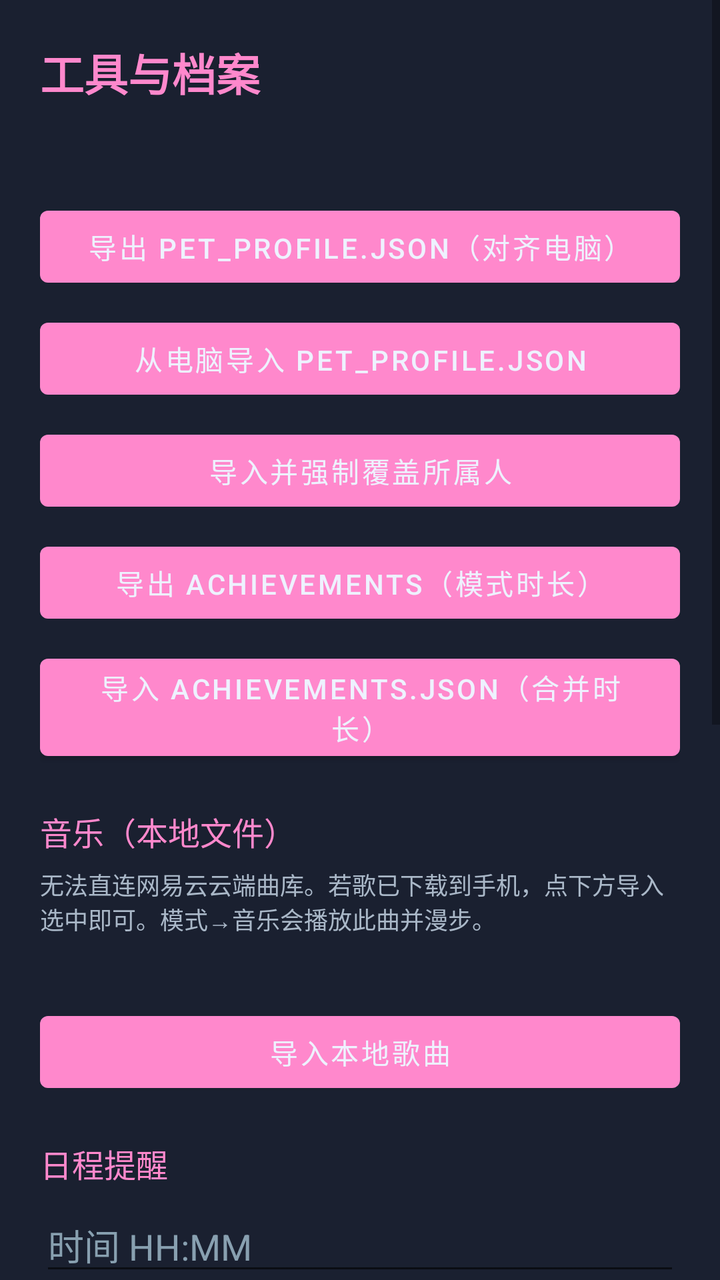
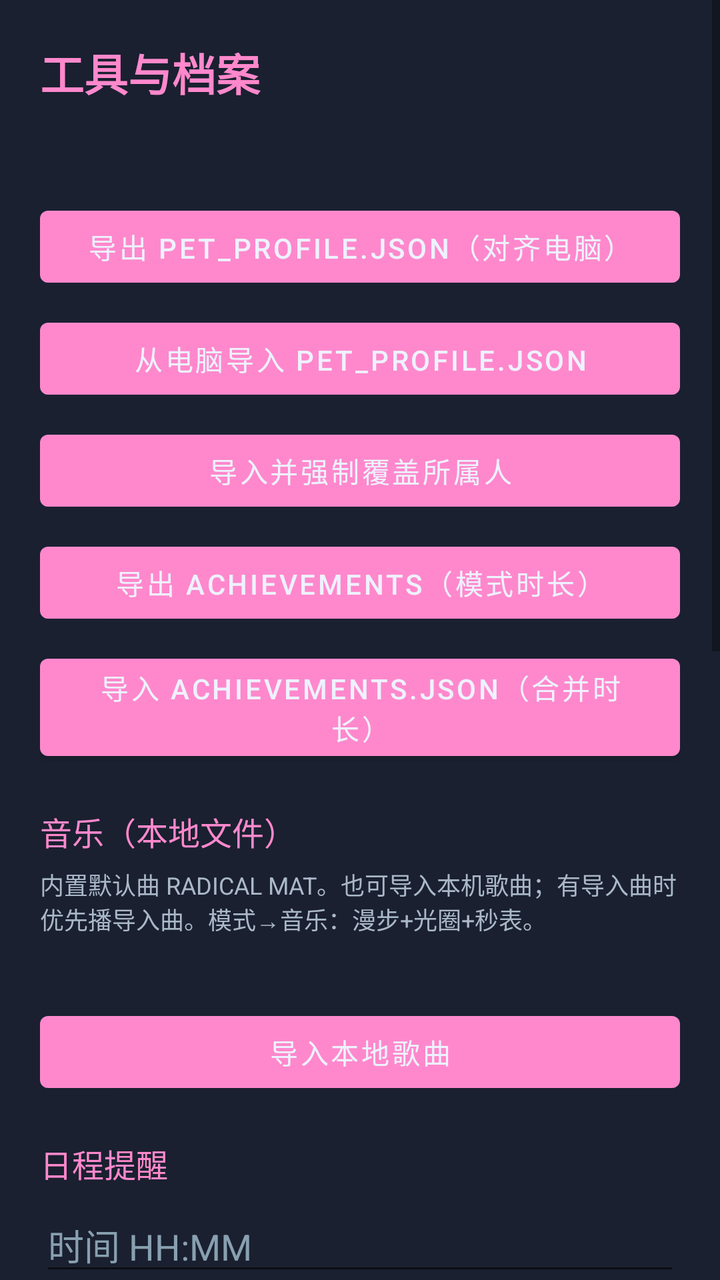

An Android layout rendered at two revisions. The XML below is the earlier revision; the diff shows what the commit changed to produce the second picture.
<!-- AndroidManifest.xml: application theme Theme.VpetMobile -->
<!-- res/layout/activity_tools.xml -->
<?xml version="1.0" encoding="utf-8"?>
<ScrollView xmlns:android="http://schemas.android.com/apk/res/android"
    android:layout_width="match_parent"
    android:layout_height="match_parent"
    android:background="@color/bg_dark"
    android:fillViewport="true">

    <LinearLayout
        android:layout_width="match_parent"
        android:layout_height="wrap_content"
        android:orientation="vertical"
        android:padding="20dp">

        <TextView
            android:layout_width="match_parent"
            android:layout_height="wrap_content"
            android:text="工具与档案"
            android:textColor="@color/accent_pink"
            android:textSize="22sp"
            android:textStyle="bold"
            android:layout_marginBottom="12dp" />

        <TextView
            android:id="@+id/profileSummary"
            android:layout_width="match_parent"
            android:layout_height="wrap_content"
            android:textColor="@color/text_main"
            android:textSize="14sp"
            android:layout_marginBottom="16dp" />

        <Button
            android:id="@+id/btnExportProfile"
            android:layout_width="match_parent"
            android:layout_height="wrap_content"
            android:text="导出 pet_profile.json（对齐电脑）"
            android:layout_marginBottom="8dp" />

        <Button
            android:id="@+id/btnImportProfile"
            android:layout_width="match_parent"
            android:layout_height="wrap_content"
            android:text="从电脑导入 pet_profile.json"
            android:layout_marginBottom="8dp" />

        <Button
            android:id="@+id/btnForceOwner"
            android:layout_width="match_parent"
            android:layout_height="wrap_content"
            android:text="导入并强制覆盖所属人"
            android:layout_marginBottom="8dp" />

        <Button
            android:id="@+id/btnExportAch"
            android:layout_width="match_parent"
            android:layout_height="wrap_content"
            android:text="导出 achievements（模式时长）"
            android:layout_marginBottom="8dp" />

        <Button
            android:id="@+id/btnImportAch"
            android:layout_width="match_parent"
            android:layout_height="wrap_content"
            android:text="导入 achievements.json（合并时长）"
            android:layout_marginBottom="20dp" />

        <TextView
            android:layout_width="match_parent"
            android:layout_height="wrap_content"
            android:text="音乐（本地文件）"
            android:textColor="@color/accent_pink"
            android:textSize="16sp"
            android:layout_marginBottom="6dp" />

        <TextView
            android:layout_width="match_parent"
            android:layout_height="wrap_content"
            android:text="无法直连网易云云端曲库。若歌已下载到手机，点下方导入选中即可。模式→音乐会播放此曲并漫步。"
            android:textColor="#AAB8C8"
            android:textSize="12sp"
            android:layout_marginBottom="8dp" />

        <TextView
            android:id="@+id/musicLabel"
            android:layout_width="match_parent"
            android:layout_height="wrap_content"
            android:textColor="@color/text_main"
            android:textSize="13sp"
            android:layout_marginBottom="8dp" />

        <Button
            android:id="@+id/btnPickMusic"
            android:layout_width="match_parent"
            android:layout_height="wrap_content"
            android:text="导入本地歌曲"
            android:layout_marginBottom="20dp" />

        <TextView
            android:layout_width="match_parent"
            android:layout_height="wrap_content"
            android:text="日程提醒"
            android:textColor="@color/accent_pink"
            android:textSize="16sp"
            android:layout_marginBottom="6dp" />

        <EditText
            android:id="@+id/scheduleTime"
            android:layout_width="match_parent"
            android:layout_height="wrap_content"
            android:hint="时间 HH:MM"
            android:inputType="time"
            android:textColor="@color/text_main"
            android:textColorHint="#88A0B0" />

        <EditText
            android:id="@+id/scheduleText"
            android:layout_width="match_parent"
            android:layout_height="wrap_content"
            android:hint="提醒内容"
            android:textColor="@color/text_main"
            android:textColorHint="#88A0B0" />

        <Button
            android:id="@+id/btnAddSchedule"
            android:layout_width="match_parent"
            android:layout_height="wrap_content"
            android:text="添加日程"
            android:layout_marginBottom="8dp" />

        <TextView
            android:id="@+id/scheduleList"
            android:layout_width="match_parent"
            android:layout_height="wrap_content"
            android:textColor="@color/text_main"
            android:textSize="13sp"
            android:layout_marginBottom="20dp" />

        <TextView
            android:layout_width="match_parent"
            android:layout_height="wrap_content"
            android:text="生日祝福"
            android:textColor="@color/accent_pink"
            android:textSize="16sp"
            android:layout_marginBottom="6dp" />

        <EditText
            android:id="@+id/blessMonth"
            android:layout_width="match_parent"
            android:layout_height="wrap_content"
            android:hint="所属人生日·月 (1-12)"
            android:inputType="number"
            android:textColor="@color/text_main"
            android:textColorHint="#88A0B0" />

        <EditText
            android:id="@+id/blessDay"
            android:layout_width="match_parent"
            android:layout_height="wrap_content"
            android:hint="所属人生日·日 (1-31)"
            android:inputType="number"
            android:textColor="@color/text_main"
            android:textColorHint="#88A0B0" />

        <EditText
            android:id="@+id/blessMsg"
            android:layout_width="match_parent"
            android:layout_height="wrap_content"
            android:hint="祝福语"
            android:textColor="@color/text_main"
            android:textColorHint="#88A0B0" />

        <Button
            android:id="@+id/btnSaveBless"
            android:layout_width="match_parent"
            android:layout_height="wrap_content"
            android:text="保存所属人生日"
            android:layout_marginBottom="8dp" />

        <EditText
            android:id="@+id/giftText"
            android:layout_width="match_parent"
            android:layout_height="wrap_content"
            android:hint="赠予苍叶的礼物名（4/22 触发）"
            android:textColor="@color/text_main"
            android:textColorHint="#88A0B0" />

        <Button
            android:id="@+id/btnSaveGift"
            android:layout_width="match_parent"
            android:layout_height="wrap_content"
            android:text="保存生日礼物"
            android:layout_marginBottom="24dp" />
    </LinearLayout>
</ScrollView>
<!-- resources referenced by this layout -->
<resources>
  <color name="accent_pink">#FFFF88CC</color>
  <color name="bg_dark">#FF1A2030</color>
  <color name="text_main">#FFEEF2FF</color>
  <style name="Theme.VpetMobile" parent="Theme.MaterialComponents.DayNight.NoActionBar">
          <item name="colorPrimary">@color/accent_pink</item>
          <item name="colorPrimaryVariant">@color/btn_bg</item>
          <item name="colorOnPrimary">@color/text_main</item>
          <item name="android:statusBarColor">@color/bg_dark</item>
          <item name="android:navigationBarColor">@color/bg_dark</item>
          <item name="android:windowBackground">@color/bg_dark</item>
      </style>
  <color name="btn_bg">#FF2A4060</color>
</resources>

<!-- the commit's change to res/layout/activity_tools.xml (unified diff, before → after) -->
@@ -74,7 +74,7 @@
         <TextView
             android:layout_width="match_parent"
             android:layout_height="wrap_content"
-            android:text="无法直连网易云云端曲库。若歌已下载到手机，点下方导入选中即可。模式→音乐会播放此曲并漫步。"
+            android:text="内置默认曲 RADICAL MAT。也可导入本机歌曲；有导入曲时优先播导入曲。模式→音乐：漫步+光圈+秒表。"
             android:textColor="#AAB8C8"
             android:textSize="12sp"
             android:layout_marginBottom="8dp" />
@@ -141,6 +141,15 @@
             android:textColor="@color/accent_pink"
             android:textSize="16sp"
             android:layout_marginBottom="6dp" />
+
+        <ImageView
+            android:id="@+id/giftArtPreview"
+            android:layout_width="match_parent"
+            android:layout_height="120dp"
+            android:adjustViewBounds="true"
+            android:scaleType="fitCenter"
+            android:contentDescription="生日像素画"
+            android:layout_marginBottom="8dp" />
 
         <EditText
             android:id="@+id/blessMonth"
